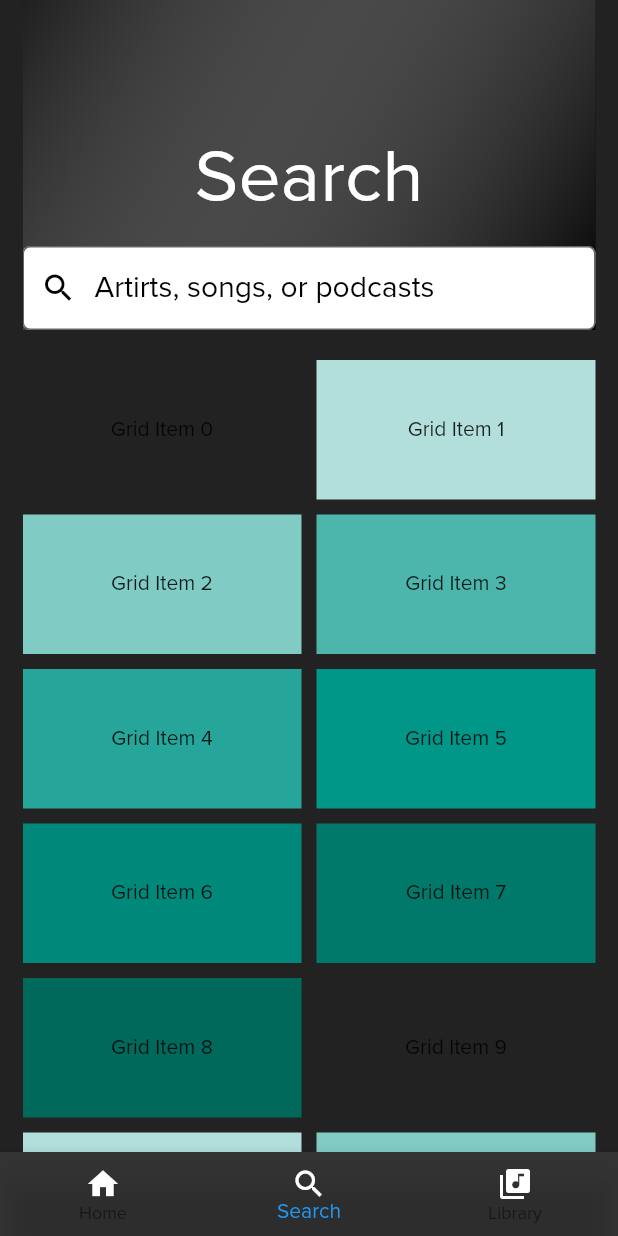
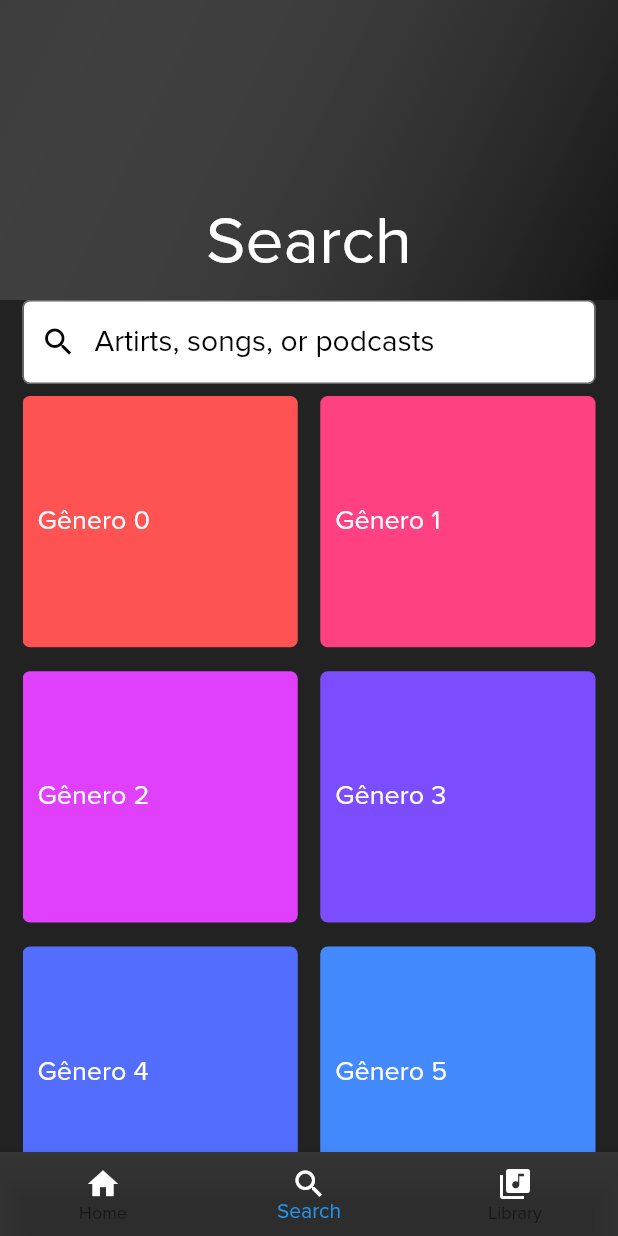
Before and after one commit to netodeolino/spotify_clone, a Flutter app: the screen it shows after launch, item 2 of the bottom bar chosen, on a phone screen of 412 x 824 dp. Run offline on Flutter 3.47's test engine with Material 2 defaults, Android fonts, the phone set to English and light mode, and no system bars; network calls fail.

Commit message:
tela search

```diff
--- /dev/null
+++ b/lib/search/genre.dart
@@ -0,0 +1,25 @@
+import 'package:flutter/material.dart';
+
+class Genre extends StatefulWidget {
+  final String name;
+
+  Genre({Key key, @required this.name});
+
+  @override
+  _GenreState createState() => _GenreState();
+}
+
+class _GenreState extends State<Genre> {
+  @override
+  Widget build(BuildContext context) {
+    return Container(
+      padding: EdgeInsets.all(10),
+      child: Row(
+        mainAxisAlignment: MainAxisAlignment.spaceBetween,
+        children: <Widget>[
+          Text(widget.name, style: TextStyle(color: Colors.white, fontSize: 18))
+        ],
+      ),
+    );
+  }
+}
--- a/lib/search/search.dart
+++ b/lib/search/search.dart
@@ -1,42 +1,47 @@
 import 'package:flutter/material.dart';
+import 'package:spotify_clone/search/genre.dart';
 
 class SearchPage extends StatelessWidget {
   @override
   Widget build(BuildContext context) {
-    return Container(
-      padding: EdgeInsets.only(left: 15, right: 15),
-      child: CustomScrollView(
-        slivers: <Widget>[
+    return NestedScrollView(
+      headerSliverBuilder: (BuildContext context, bool innerBoxIsScrolled) {
+        return <Widget>[
           SliverAppBar(
-            backgroundColor: Colors.black,
+            backgroundColor: Colors.transparent,
+            expandedHeight: 200,
             floating: false,
-            pinned: true,
-            expandedHeight: 220,
+            pinned: false,
+            flexibleSpace: FlexibleSpaceBar(
               centerTitle: true,
-            flexibleSpace: Container(
-              decoration: BoxDecoration(
-                gradient: LinearGradient(
-                  begin: Alignment.topLeft,
-                  end: Alignment.bottomRight,
-                  colors: [ Colors.white12, Colors.black ]
+              title: Text(
+                'Search',
+                style: TextStyle(color: Colors.white, fontSize: 30)
+              ),
+              background: Container(
+                decoration: new BoxDecoration(
+                  gradient: new LinearGradient(
+                    colors: [ Colors.white12, Colors.black38 ],
+                    begin: FractionalOffset.topLeft,
+                    end: FractionalOffset.bottomRight,
                   ),
                 ),
+              )
             ),
-            bottom: PreferredSize(
-              preferredSize: Size.fromHeight(80),
+          ),
+        ];
+      },
+      body: Container(
+        child: Padding(
+          padding: const EdgeInsets.only(left: 15, right: 15),
           child: Column(
             children: <Widget>[
-                  Text(
-                    'Search',
-                    style: TextStyle(fontSize: 50, color: Colors.white),
-                  ),
-                  SizedBox(height: 20),
               TextField(
                 autofocus: false,
                 decoration: InputDecoration(
                   filled: true,
                   fillColor: Colors.white,
-                      labelText: "Artirts, songs, or podcasts",
+                  labelText: 'Artirts, songs, or podcasts',
                   labelStyle: TextStyle(fontSize: 20, color: Colors.black),
                   prefixIcon: Icon(Icons.search, color: Colors.black),
                   border: OutlineInputBorder(
@@ -48,33 +53,26 @@ class SearchPage extends StatelessWidget {
                   )
                 ),
               ),
+              Expanded(
+                child: GridView.count(
+                  crossAxisCount: 2,
+                  crossAxisSpacing: 15,
+                  children: List.generate(20, (index) {
+                    return Container(
+                      margin: EdgeInsets.only(bottom: 8, top: 8),
+                      decoration: BoxDecoration(
+                        color: Colors.accents[index % 9],
+                        borderRadius: BorderRadius.all(Radius.circular(5))
+                      ),
+                      child: Genre(name: 'Gênero $index'),
+                    );
+                  }),
+                ),
+              ),
             ],
           ),
         ),
       ),
-          SliverPadding(padding: EdgeInsets.only(top: 20)),
-          SliverGrid(
-            gridDelegate: SliverGridDelegateWithMaxCrossAxisExtent(
-              maxCrossAxisExtent: 200,
-              mainAxisSpacing: 10,
-              crossAxisSpacing: 10,
-              childAspectRatio: 2,
-            ),
-            delegate: SliverChildBuilderDelegate(
-              (BuildContext context, int index) {
-                return Container(
-                  alignment: Alignment.center,
-                  height: 150,
-                  width: 150,
-                  color: Colors.teal[100 * (index % 9)],
-                  child: Text('Grid Item $index'),
-                );
-              },
-              childCount: 20,
-            ),
-          ),
-        ],
-      ),
     );
   }
 }
```
Also changed, not shown: prints/home.png (added), prints/search.png (added), 1 other file. Lines whose indentation alone changed are shown as unchanged.
